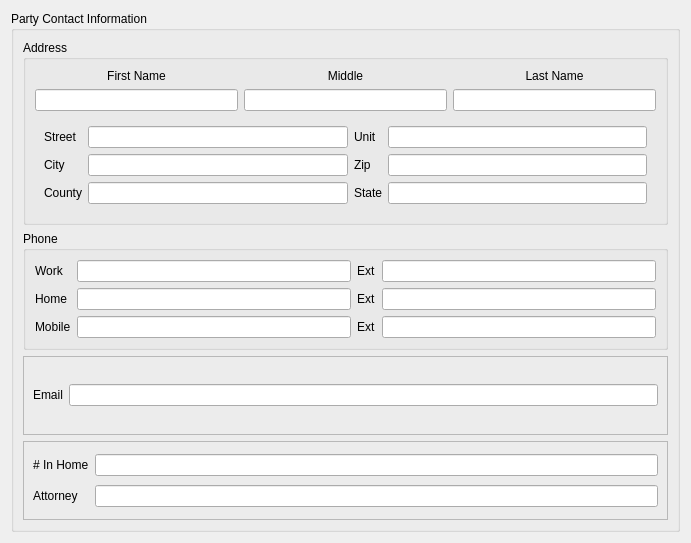
Before: the Qt Designer form drc/gui/partydetailsform.ui in lansdon/cpts483_drc, drawn with Qt 5.
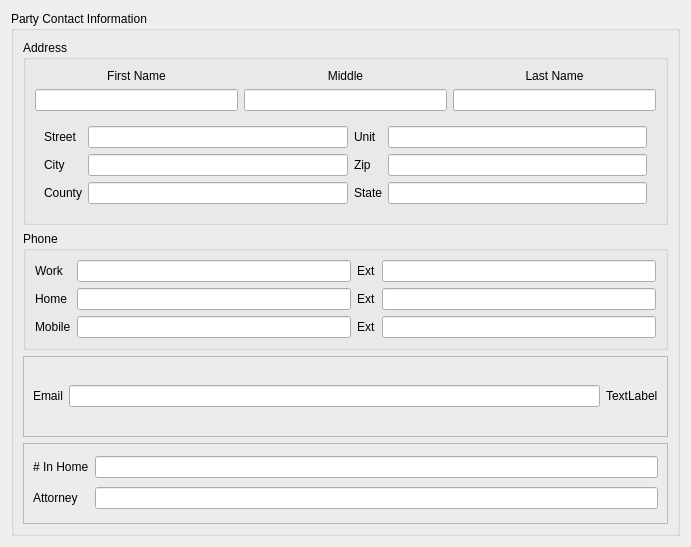
After: the same form once the commit is applied.

What changed in the file:
```diff
--- a/drc/gui/partydetailsform.ui
+++ b/drc/gui/partydetailsform.ui
@@ -7,7 +7,7 @@
     <x>0</x>
     <y>0</y>
     <width>691</width>
-    <height>543</height>
+    <height>547</height>
    </rect>
   </property>
   <property name="windowTitle">
@@ -222,6 +222,13 @@
          <item row="0" column="1">
           <widget class="QLineEdit" name="emailLineEdit"/>
          </item>
+         <item row="0" column="2">
+          <widget class="QLabel" name="label">
+           <property name="text">
+            <string>TextLabel</string>
+           </property>
+          </widget>
+         </item>
         </layout>
        </widget>
       </item>
```
